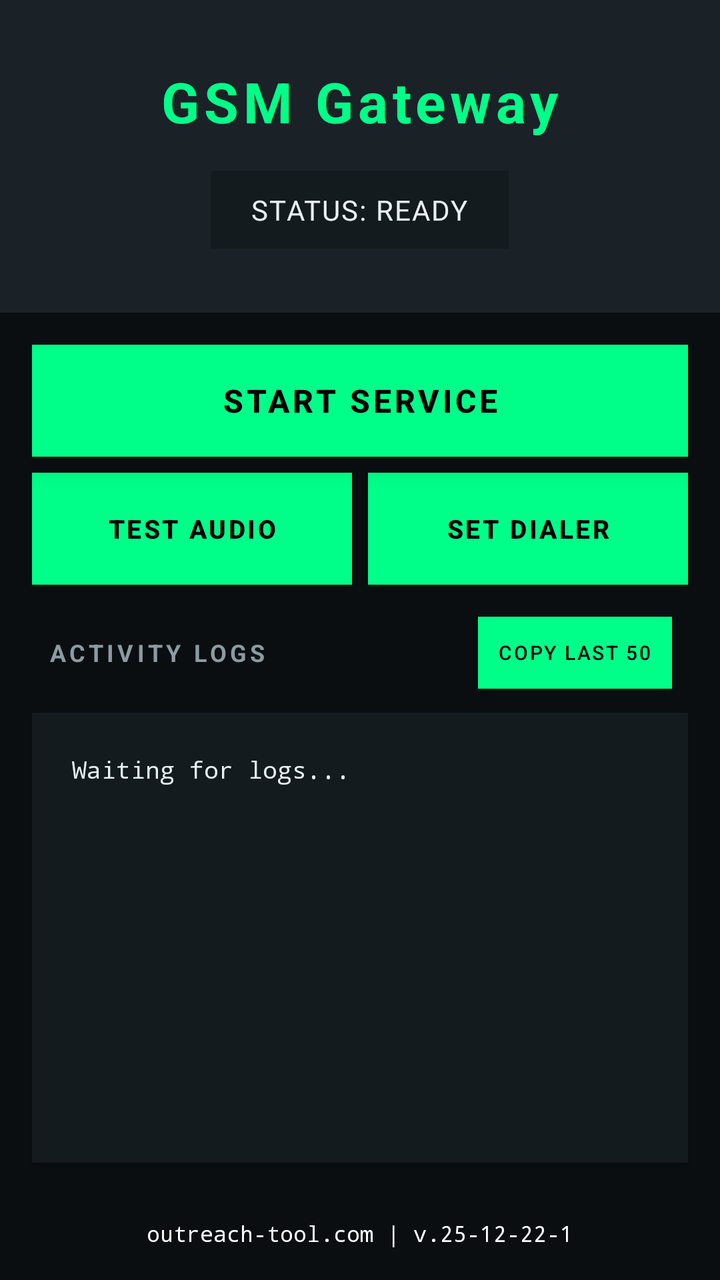
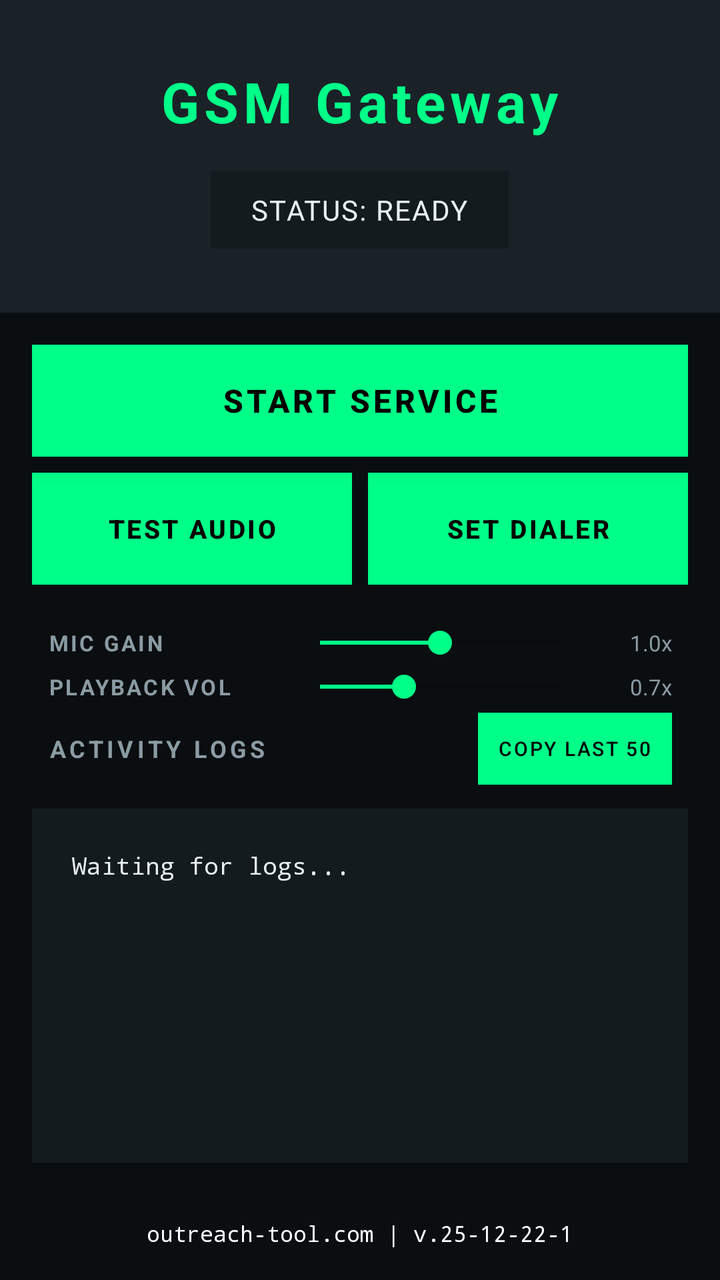

The first picture is an Android layout as it rendered before a commit; the second is the same layout after the commit. The layout source and the unified diff follow.
<!-- AndroidManifest.xml: application theme Theme.AndroidGSM -->
<!-- res/layout/activity_main.xml -->
<?xml version="1.0" encoding="utf-8"?>
<LinearLayout xmlns:android="http://schemas.android.com/apk/res/android"
              android:layout_width="match_parent"
              android:layout_height="match_parent"
              android:orientation="vertical"
              android:background="@color/bg_dark">

    <LinearLayout
            android:layout_width="match_parent"
            android:layout_height="wrap_content"
            android:orientation="vertical"
            android:background="@color/bg_elevated"
            android:padding="32dp"
            android:elevation="4dp">

        <TextView
                android:layout_width="wrap_content"
                android:layout_height="wrap_content"
                android:text="GSM Gateway"
                android:textSize="28sp"
                android:textColor="@color/brand_green"
                android:textStyle="bold"
                android:layout_gravity="center"
                android:letterSpacing="0.08" />

        <TextView
                android:id="@+id/statusTextView"
                android:layout_width="wrap_content"
                android:layout_height="wrap_content"
                android:text="Status: Ready"
                android:textSize="14sp"
                android:textColor="@color/text_primary"
                android:layout_gravity="center"
                android:layout_marginTop="16dp"
                android:padding="10dp"
                android:paddingStart="20dp"
                android:paddingEnd="20dp"
                android:background="@color/bg_card"
                android:textAllCaps="true"
                android:letterSpacing="0.05" />
    </LinearLayout>

    <LinearLayout
            android:layout_width="match_parent"
            android:layout_height="wrap_content"
            android:orientation="vertical"
            android:padding="16dp">

        <Button
                android:id="@+id/toggleButton"
                android:layout_width="match_parent"
                android:layout_height="56dp"
                android:text="START SERVICE"
                android:textSize="16sp"
                android:textStyle="bold"
                android:textColor="@color/black"
                android:background="@color/brand_green"
                android:elevation="8dp"
                android:letterSpacing="0.1"
                android:stateListAnimator="@null"
                android:layout_marginBottom="8dp" />

        <LinearLayout
                android:layout_width="match_parent"
                android:layout_height="wrap_content"
                android:orientation="horizontal">

            <Button
                    android:id="@+id/testAudioButton"
                    android:layout_width="0dp"
                    android:layout_weight="1"
                    android:layout_height="56dp"
                    android:text="TEST AUDIO"
                    android:textSize="13sp"
                    android:textStyle="bold"
                    android:textColor="@color/black"
                    android:background="@color/brand_green"
                    android:elevation="8dp"
                    android:stateListAnimator="@null"
                    android:layout_marginEnd="4dp" />
            
            <Button
                    android:id="@+id/defaultDialerButton"
                    android:layout_width="0dp"
                    android:layout_weight="1"
                    android:layout_height="56dp"
                    android:text="SET DIALER"
                    android:textSize="13sp"
                    android:textStyle="bold"
                    android:textColor="@color/black"
                    android:background="@color/brand_green"
                    android:elevation="8dp"
                    android:stateListAnimator="@null"
                    android:layout_marginStart="4dp" />
        </LinearLayout>
    </LinearLayout>

    <LinearLayout
            android:id="@+id/sim_selection_container"
            android:layout_width="match_parent"
            android:layout_height="wrap_content"
            android:orientation="vertical"
            android:padding="24dp"
            android:background="@color/bg_card"
            android:layout_marginStart="16dp"
            android:layout_marginEnd="16dp"
            android:layout_marginBottom="16dp"
            android:elevation="2dp"
            android:visibility="gone">

        <TextView
                android:layout_width="wrap_content"
                android:layout_height="wrap_content"
                android:text="Select SIM for Calls"
                android:textSize="16sp"
                android:textColor="@color/text_primary"
                android:textStyle="bold"
                android:letterSpacing="0.05" />

        <RadioGroup
                android:id="@+id/sim_radio_group"
                android:layout_width="match_parent"
                android:layout_height="wrap_content"
                android:orientation="vertical"
                android:layout_marginTop="16dp" />
    </LinearLayout>

    <LinearLayout
            android:layout_width="match_parent"
            android:layout_height="wrap_content"
            android:orientation="horizontal"
            android:gravity="center_vertical"
            android:paddingStart="24dp"
            android:paddingEnd="24dp"
            android:layout_marginBottom="12dp">

        <TextView
                android:layout_width="0dp"
                android:layout_height="wrap_content"
                android:layout_weight="1"
                android:text="ACTIVITY LOGS"
                android:textSize="12sp"
                android:textStyle="bold"
                android:textColor="@color/text_secondary"
                android:letterSpacing="0.15" />

        <Button
                android:id="@+id/copyLogsButton"
                android:layout_width="wrap_content"
                android:layout_height="36dp"
                android:text="COPY LAST 50"
                android:textSize="10sp"
                android:textColor="@color/black"
                android:background="@color/brand_green"
                android:paddingStart="10dp"
                android:paddingEnd="10dp"
                android:stateListAnimator="@null" />
    </LinearLayout>

    <ScrollView
            android:id="@+id/scrollView"
            android:layout_width="match_parent"
            android:layout_height="0dp"
            android:layout_weight="1"
            android:background="@color/bg_card"
            android:padding="20dp"
            android:layout_marginStart="16dp"
            android:layout_marginEnd="16dp"
            android:layout_marginBottom="16dp"
            android:elevation="2dp">

        <TextView
                android:id="@+id/logTextView"
                android:layout_width="match_parent"
                android:layout_height="wrap_content"
                android:text="Waiting for logs...\n"
                android:textSize="12sp"
                android:textColor="@color/text_primary"
                android:fontFamily="monospace"
                android:lineSpacingExtra="6dp" />
    </ScrollView>

    <TextView
            android:id="@+id/versionTextView"
            android:layout_width="match_parent"
            android:layout_height="wrap_content"
            android:text="outreach-tool.com | v.25-12-22-1"
            android:textSize="11sp"
            android:textColor="#ffffff"
            android:fontFamily="monospace"
            android:gravity="center"
            android:paddingTop="12dp"
            android:paddingBottom="16dp" />

</LinearLayout>
<!-- resources referenced by this layout -->
<resources>
  <color name="bg_card">#141B1F</color>
  <color name="bg_dark">#0A0E10</color>
  <color name="bg_elevated">#1A2228</color>
  <color name="black">#FF000000</color>
  <color name="brand_green">#00FF88</color>
  <color name="text_primary">#E8F0F2</color>
  <color name="text_secondary">#8B9BA3</color>
  <style name="Theme.AndroidGSM" parent="Theme.MaterialComponents.DayNight.NoActionBar">
          <item name="colorPrimary">@color/brand_green</item>
          <item name="colorPrimaryVariant">@color/brand_green_dark</item>
          <item name="colorOnPrimary">@color/black</item>
          <item name="colorSecondary">@color/brand_green</item>
          <item name="colorSecondaryVariant">@color/brand_green_dark</item>
          <item name="colorOnSecondary">@color/black</item>
          <item name="android:statusBarColor">@color/bg_dark</item>
          <item name="android:windowLightStatusBar" tools:targetApi="m">false</item>
          <item name="android:navigationBarColor">@color/bg_dark</item>
      </style>
  <color name="brand_green_dark">#00CC6A</color>
</resources>

<!-- the commit's change to res/layout/activity_main.xml (unified diff, before → after) -->
@@ -128,6 +128,77 @@
     <LinearLayout
             android:layout_width="match_parent"
             android:layout_height="wrap_content"
+            android:orientation="vertical"
+            android:paddingStart="24dp"
+            android:paddingEnd="24dp"
+            android:paddingTop="4dp"
+            android:paddingBottom="4dp">
+
+        <LinearLayout
+                android:layout_width="match_parent"
+                android:layout_height="wrap_content"
+                android:orientation="horizontal"
+                android:gravity="center_vertical"
+                android:layout_marginBottom="4dp">
+            <TextView
+                    android:layout_width="120dp"
+                    android:layout_height="wrap_content"
+                    android:text="MIC GAIN"
+                    android:textSize="11sp"
+                    android:textStyle="bold"
+                    android:textColor="@color/text_secondary"
+                    android:letterSpacing="0.1" />
+            <SeekBar
+                    android:id="@+id/micGainSeekBar"
+                    android:layout_width="0dp"
+                    android:layout_weight="1"
+                    android:layout_height="wrap_content"
+                    android:max="200"
+                    android:progress="100" />
+            <TextView
+                    android:id="@+id/micGainLabel"
+                    android:layout_width="40dp"
+                    android:layout_height="wrap_content"
+                    android:text="1.0x"
+                    android:textSize="11sp"
+                    android:textColor="@color/text_secondary"
+                    android:gravity="end" />
+        </LinearLayout>
+
+        <LinearLayout
+                android:layout_width="match_parent"
+                android:layout_height="wrap_content"
+                android:orientation="horizontal"
+                android:gravity="center_vertical">
+            <TextView
+                    android:layout_width="120dp"
+                    android:layout_height="wrap_content"
+                    android:text="PLAYBACK VOL"
+                    android:textSize="11sp"
+                    android:textStyle="bold"
+                    android:textColor="@color/text_secondary"
+                    android:letterSpacing="0.1" />
+            <SeekBar
+                    android:id="@+id/playbackVolSeekBar"
+                    android:layout_width="0dp"
+                    android:layout_weight="1"
+                    android:layout_height="wrap_content"
+                    android:max="200"
+                    android:progress="70" />
+            <TextView
+                    android:id="@+id/playbackVolLabel"
+                    android:layout_width="40dp"
+                    android:layout_height="wrap_content"
+                    android:text="0.7x"
+                    android:textSize="11sp"
+                    android:textColor="@color/text_secondary"
+                    android:gravity="end" />
+        </LinearLayout>
+    </LinearLayout>
+
+    <LinearLayout
+            android:layout_width="match_parent"
+            android:layout_height="wrap_content"
             android:orientation="horizontal"
             android:gravity="center_vertical"
             android:paddingStart="24dp"
